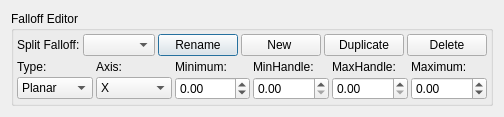
Qt form scripts/SimplexUI/ui/falloffDialog.ui (blurstudio/Simplex) before a commit.
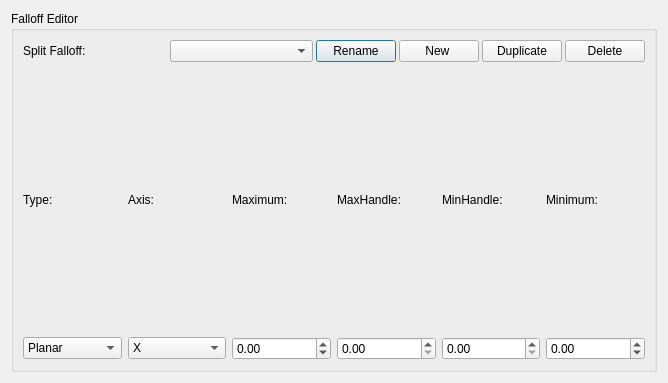
The same form after that commit.

Commit message: Make a better Falloff ui that actually displays the falloff curve. Attempt a fix on a hard crash when dealing with parents of my sub-dialogs

```diff
--- a/scripts/SimplexUI/ui/falloffDialog.ui
+++ b/scripts/SimplexUI/ui/falloffDialog.ui
@@ -6,8 +6,8 @@
    <rect>
     <x>0</x>
     <y>0</y>
-    <width>468</width>
-    <height>117</height>
+    <width>668</width>
+    <height>383</height>
    </rect>
   </property>
   <property name="windowTitle">
@@ -22,13 +22,7 @@
      <property name="title">
       <string>Falloff Editor</string>
      </property>
-     <layout class="QVBoxLayout" name="verticalLayout_9">
-      <property name="spacing">
-       <number>3</number>
-      </property>
-      <property name="margin">
-       <number>3</number>
-      </property>
+     <layout class="QVBoxLayout" name="verticalLayout_2">
       <item>
        <layout class="QHBoxLayout" name="horizontalLayout_13">
         <property name="spacing">
@@ -117,25 +111,50 @@
         </item>
        </layout>
       </item>
+      <item>
+       <layout class="QVBoxLayout" name="uiFalloffLAY"/>
+      </item>
       <item>
        <layout class="QGridLayout" name="gridLayout">
-        <item row="1" column="5">
-         <widget class="QDoubleSpinBox" name="uiFalloffMaxSPN">
-          <property name="minimum">
-           <double>-99.989999999999995</double>
+        <item row="0" column="0">
+         <widget class="QLabel" name="label">
+          <property name="text">
+           <string>Type:</string>
           </property>
-          <property name="singleStep">
-           <double>0.100000000000000</double>
+         </widget>
+        </item>
+        <item row="0" column="1">
+         <widget class="QLabel" name="label_2">
+          <property name="text">
+           <string>Axis:</string>
           </property>
          </widget>
         </item>
-        <item row="1" column="4">
-         <widget class="QDoubleSpinBox" name="uiFalloffMaxHandleSPN">
-          <property name="maximum">
-           <double>1.000000000000000</double>
+        <item row="0" column="2">
+         <widget class="QLabel" name="label_6">
+          <property name="text">
+           <string>Maximum:</string>
           </property>
-          <property name="singleStep">
-           <double>0.010000000000000</double>
+         </widget>
+        </item>
+        <item row="0" column="3">
+         <widget class="QLabel" name="label_5">
+          <property name="text">
+           <string>MaxHandle:</string>
+          </property>
+         </widget>
+        </item>
+        <item row="0" column="4">
+         <widget class="QLabel" name="label_4">
+          <property name="text">
+           <string>MinHandle:</string>
+          </property>
+         </widget>
+        </item>
+        <item row="0" column="5">
+         <widget class="QLabel" name="label_3">
+          <property name="text">
+           <string>Minimum:</string>
           </property>
          </widget>
         </item>
@@ -173,7 +192,7 @@
          </widget>
         </item>
         <item row="1" column="2">
-         <widget class="QDoubleSpinBox" name="uiFalloffMinSPN">
+         <widget class="QDoubleSpinBox" name="uiFalloffMaxSPN">
           <property name="minimum">
            <double>-99.989999999999995</double>
           </property>
@@ -183,6 +202,16 @@
          </widget>
         </item>
         <item row="1" column="3">
+         <widget class="QDoubleSpinBox" name="uiFalloffMaxHandleSPN">
+          <property name="maximum">
+           <double>1.000000000000000</double>
+          </property>
+          <property name="singleStep">
+           <double>0.010000000000000</double>
+          </property>
+         </widget>
+        </item>
+        <item row="1" column="4">
          <widget class="QDoubleSpinBox" name="uiFalloffMinHandleSPN">
           <property name="maximum">
            <double>1.000000000000000</double>
@@ -192,45 +221,13 @@
           </property>
          </widget>
         </item>
-        <item row="0" column="0">
-         <widget class="QLabel" name="label">
-          <property name="text">
-           <string>Type:</string>
+        <item row="1" column="5">
+         <widget class="QDoubleSpinBox" name="uiFalloffMinSPN">
+          <property name="minimum">
+           <double>-99.989999999999995</double>
           </property>
-         </widget>
-        </item>
-        <item row="0" column="1">
-         <widget class="QLabel" name="label_2">
-          <property name="text">
-           <string>Axis:</string>
-          </property>
-         </widget>
-        </item>
-        <item row="0" column="2">
-         <widget class="QLabel" name="label_3">
-          <property name="text">
-           <string>Minimum:</string>
-          </property>
-         </widget>
-        </item>
-        <item row="0" column="3">
-         <widget class="QLabel" name="label_4">
-          <property name="text">
-           <string>MinHandle:</string>
-          </property>
-         </widget>
-        </item>
-        <item row="0" column="4">
-         <widget class="QLabel" name="label_5">
-          <property name="text">
-           <string>MaxHandle:</string>
-          </property>
-         </widget>
-        </item>
-        <item row="0" column="5">
-         <widget class="QLabel" name="label_6">
-          <property name="text">
-           <string>Maximum:</string>
+          <property name="singleStep">
+           <double>0.100000000000000</double>
           </property>
          </widget>
         </item>
```
The commit also changes 5 other files.
